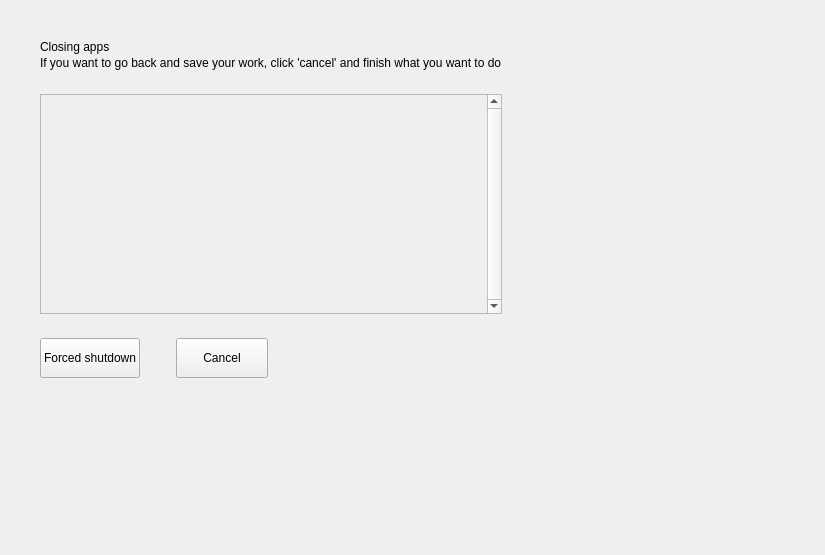
Above: src/ui/exit-query-window.ui from openeuler-mirror/kiran-session-manager before the change. Below: the same form after it.
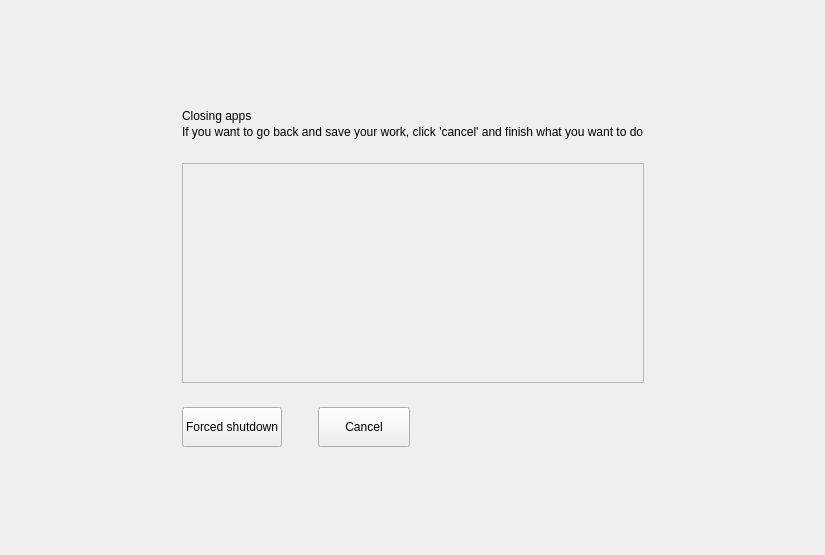
That is the form after the change.

Commit message:
fix(ui): add multi-screen support for session exit window
- 引入 ScreenManager 与 BackgroundWindow：按 QScreen 为每块屏创建全屏模糊背景窗口，支持屏幕热插拔（screenAdded/screenRemoved）。
- ExitQueryWindow 改为挂载在 BackgroundWindow 上，随光标进入的屏幕切换显示；布局改为依赖父窗口与弹性 spacer，适配多屏与不同分辨率。
- ScreenManager 析构时显式关闭并销毁所有 BackgroundWindow，避免窗口未释放；ExitQueryWindow 作为子窗口随父窗口一并销毁。

Fixed #121359

Diff of the .ui file:
```diff
--- a/src/ui/exit-query-window.ui
+++ b/src/ui/exit-query-window.ui
@@ -59,11 +59,14 @@
       <property name="spacing">
        <number>0</number>
       </property>
-      <item row="1" column="4">
+      <item row="1" column="2">
        <spacer name="m_rightSpacer">
         <property name="orientation">
          <enum>Qt::Horizontal</enum>
         </property>
+        <property name="sizeType">
+         <enum>QSizePolicy::Expanding</enum>
+        </property>
         <property name="sizeHint" stdset="0">
          <size>
           <width>40</width>
@@ -72,13 +75,13 @@
         </property>
        </spacer>
       </item>
-      <item row="1" column="0" colspan="2">
+      <item row="1" column="0">
        <spacer name="m_leftSpacer">
         <property name="orientation">
          <enum>Qt::Horizontal</enum>
         </property>
         <property name="sizeType">
-         <enum>QSizePolicy::Fixed</enum>
+         <enum>QSizePolicy::Expanding</enum>
         </property>
         <property name="sizeHint" stdset="0">
          <size>
@@ -88,7 +91,7 @@
         </property>
        </spacer>
       </item>
-      <item row="1" column="3">
+      <item row="1" column="1">
        <widget class="QWidget" name="m_content" native="true">
         <property name="sizePolicy">
          <sizepolicy hsizetype="Preferred" vsizetype="Preferred">
@@ -159,6 +162,9 @@
              <property name="text">
               <string>If you want to go back and save your work, click 'cancel' and finish what you want to do</string>
              </property>
+             <property name="wordWrap">
+              <bool>false</bool>
+             </property>
             </widget>
            </item>
           </layout>
@@ -184,7 +190,7 @@
             </size>
            </property>
            <property name="verticalScrollBarPolicy">
-            <enum>Qt::ScrollBarAlwaysOn</enum>
+            <enum>Qt::ScrollBarAsNeeded</enum>
            </property>
            <property name="horizontalScrollBarPolicy">
             <enum>Qt::ScrollBarAlwaysOff</enum>
@@ -200,7 +206,7 @@
              <rect>
               <x>0</x>
               <y>0</y>
-              <width>470</width>
+              <width>598</width>
               <height>218</height>
              </rect>
             </property>
@@ -294,13 +300,13 @@
         </layout>
        </widget>
       </item>
-      <item row="0" column="1" colspan="3">
+      <item row="0" column="0" colspan="3">
        <spacer name="m_topSpacer">
         <property name="orientation">
          <enum>Qt::Vertical</enum>
         </property>
         <property name="sizeType">
-         <enum>QSizePolicy::Fixed</enum>
+         <enum>QSizePolicy::Expanding</enum>
         </property>
         <property name="sizeHint" stdset="0">
          <size>
@@ -310,7 +316,7 @@
         </property>
        </spacer>
       </item>
-      <item row="2" column="1" colspan="3">
+      <item row="2" column="0" colspan="3">
        <spacer name="m_bottomSpacer">
         <property name="orientation">
          <enum>Qt::Vertical</enum>
```
The commit also changes 7 other files.
